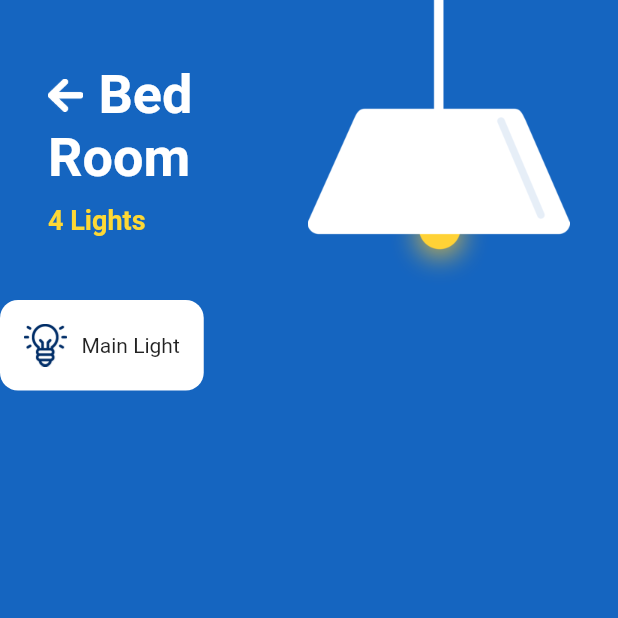
After one commit to Sourabh781/folk_internship, a Flutter app: the screen it shows after launch, after a tap on "Bed room", on a phone screen of 412 x 824 dp, the top half of it. The commit adds this screen. Run offline on Flutter 3.47's test engine with Material 2 defaults, Android fonts, the phone set to English and light mode, and no system bars.

Commit message:
half of room page

```diff
--- /dev/null
+++ b/lib/custom_widgets/room_card.dart
@@ -0,0 +1,57 @@
+import 'package:flutter/material.dart';
+import 'package:folk/pages/room_page.dart';
+
+class RoomCard extends StatelessWidget {
+  RoomCard({this.iconPath, this.roomName, this.noL});
+  final String iconPath;
+  final String roomName;
+  final String noL;
+  @override
+  Widget build(BuildContext context) {
+    return Expanded(
+      child: GestureDetector(
+        onTap: () {
+          Navigator.push(
+              context, MaterialPageRoute(builder: (context) => RoomPage()));
+        },
+        child: Card(
+          elevation: 2,
+          shape: RoundedRectangleBorder(
+            borderRadius: BorderRadius.circular(15.0),
+          ),
+          child: Padding(
+            padding: const EdgeInsets.all(16.0),
+            child: Container(
+              child: Column(
+                crossAxisAlignment: CrossAxisAlignment.start,
+                children: [
+                  Image.asset(
+                    iconPath,
+                    scale: 3.5,
+                  ),
+                  SizedBox(
+                    height: 20,
+                  ),
+                  Text(
+                    roomName,
+                    style: TextStyle(fontSize: 22, fontWeight: FontWeight.bold),
+                  ),
+                  SizedBox(
+                    height: 10,
+                  ),
+                  Text(
+                    noL,
+                    style: TextStyle(
+                        fontSize: 16,
+                        color: Colors.yellow[600],
+                        fontWeight: FontWeight.bold),
+                  )
+                ],
+              ),
+            ),
+          ),
+        ),
+      ),
+    );
+  }
+}
--- a/lib/main.dart
+++ b/lib/main.dart
@@ -1,5 +1,5 @@
 import 'package:flutter/material.dart';
-import 'package:folk/home_page.dart';
+import 'package:folk/pages/home_page.dart';
 
 void main() {
   runApp(MyApp());
--- a/lib/home_page.dart
+++ b/lib/pages/home_page.dart
@@ -1,4 +1,5 @@
 import 'package:flutter/material.dart';
+import 'package:folk/custom_widgets/room_card.dart';
 
 class HomePage extends StatefulWidget {
   @override
@@ -157,52 +158,3 @@ class _HomePageState extends State<HomePage> {
     );
   }
 }
-
-class RoomCard extends StatelessWidget {
-  RoomCard({this.iconPath, this.roomName, this.noL});
-  final String iconPath;
-  final String roomName;
-  final String noL;
-  @override
-  Widget build(BuildContext context) {
-    return Expanded(
-      child: Card(
-        elevation: 2,
-        shape: RoundedRectangleBorder(
-          borderRadius: BorderRadius.circular(15.0),
-        ),
-        child: Padding(
-          padding: const EdgeInsets.all(16.0),
-          child: Container(
-            child: Column(
-              crossAxisAlignment: CrossAxisAlignment.start,
-              children: [
-                Image.asset(
-                  iconPath,
-                  scale: 3.5,
-                ),
-                SizedBox(
-                  height: 20,
-                ),
-                Text(
-                  roomName,
-                  style: TextStyle(fontSize: 22, fontWeight: FontWeight.bold),
-                ),
-                SizedBox(
-                  height: 10,
-                ),
-                Text(
-                  noL,
-                  style: TextStyle(
-                      fontSize: 16,
-                      color: Colors.yellow[600],
-                      fontWeight: FontWeight.bold),
-                )
-              ],
-            ),
-          ),
-        ),
-      ),
-    );
-  }
-}
--- /dev/null
+++ b/lib/pages/room_page.dart
@@ -0,0 +1,111 @@
+import 'package:flutter/material.dart';
+
+class RoomPage extends StatefulWidget {
+  @override
+  _RoomPageState createState() => _RoomPageState();
+}
+
+class _RoomPageState extends State<RoomPage> {
+  @override
+  Widget build(BuildContext context) {
+    return SafeArea(
+      child: Scaffold(
+        backgroundColor: Colors.blue[800],
+        body: Column(
+          children: [
+            Container(
+              margin: EdgeInsets.only(left: 32, right: 32),
+              child: Row(
+                mainAxisAlignment: MainAxisAlignment.spaceBetween,
+                children: [
+                  Column(
+                    crossAxisAlignment: CrossAxisAlignment.start,
+                    children: [
+                      Row(
+                        crossAxisAlignment: CrossAxisAlignment.center,
+                        children: [
+                          Image.asset(
+                            'assets/back_arrow.png',
+                            scale: 2.5,
+                          ),
+                          SizedBox(
+                            width: 10,
+                          ),
+                          Text(
+                            'Bed',
+                            style: TextStyle(
+                                color: Colors.white,
+                                fontSize: 36,
+                                fontWeight: FontWeight.bold),
+                          ),
+                        ],
+                      ),
+                      Text(
+                        'Room',
+                        style: TextStyle(
+                            color: Colors.white,
+                            fontSize: 36,
+                            fontWeight: FontWeight.bold),
+                      ),
+                      SizedBox(height: 10),
+                      Text(
+                        '4 Lights',
+                        style: TextStyle(
+                            color: Colors.yellow[600],
+                            fontSize: 18,
+                            fontWeight: FontWeight.bold),
+                      ),
+                    ],
+                  ),
+                  Image.asset(
+                    'assets/light bulb.png',
+                    scale: 2,
+                  ),
+                  // Column(
+                  //   children: [
+                  //     ListView(
+                  //       scrollDirection: Axis.horizontal,
+                  //       children: [
+                  //         Container(
+                  //           child: Row(
+                  //             children: [Image.asset('assets/surface1')],
+                  //           ),
+                  //         )
+                  //       ],
+                  //     ),
+                  //   ],
+                  // )
+                ],
+              ),
+            ),
+            Row(
+              children: [
+                Container(
+                  decoration: BoxDecoration(
+                    borderRadius: BorderRadius.circular(12),
+                    color: Colors.white,
+                  ),
+                  child: Padding(
+                    padding: const EdgeInsets.all(16.0),
+                    child: Row(
+                      children: [
+                        Image.asset(
+                          'assets/surface1.png',
+                          scale: 3,
+                        ),
+                        SizedBox(
+                          width: 10,
+                        ),
+                        Text('Main Light')
+                      ],
+                    ),
+                  ),
+                )
+              ],
+            )
+          ],
+        ),
+      ),
+    );
+  }
+}
```
Also changed, not shown: assets/Group 38.png, assets/Icon ionic-md-arrow-round-back.png (deleted), assets/back_arrow.png (added), assets/bed (1).png, assets/desk.png (added), assets/furniture-and-household.png (deleted), assets/solution.png (deleted), assets/solution1.png, assets/solution2.png, assets/surface1.png, assets/surface2.png, assets/yellow_bulb.png (added).
